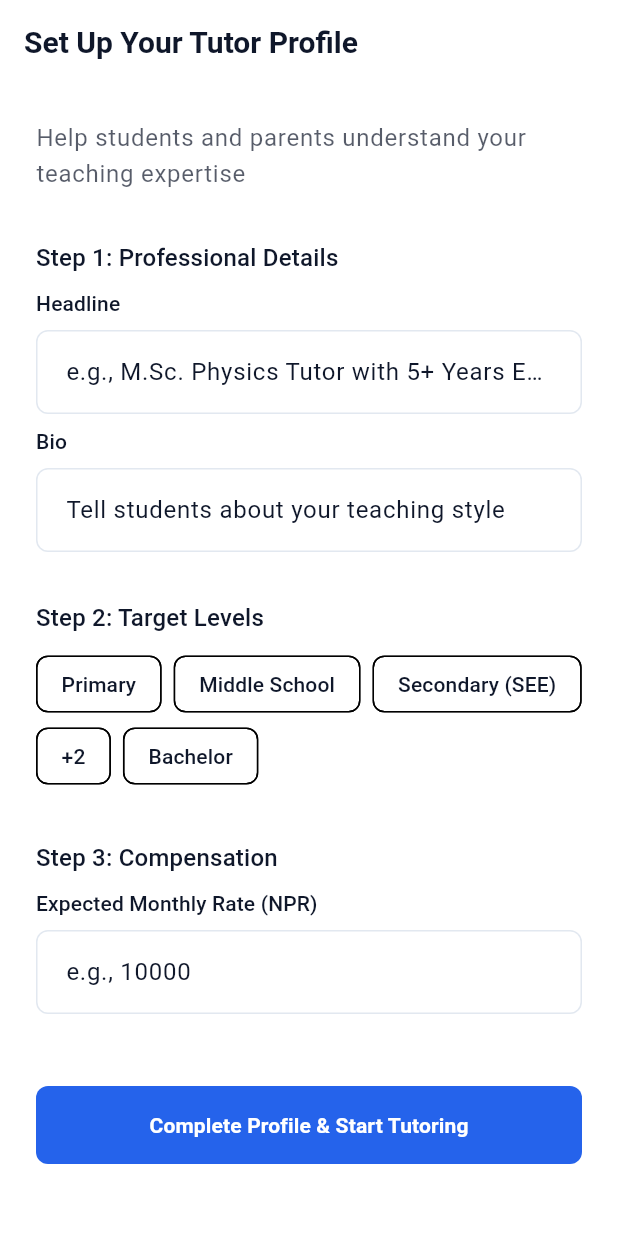
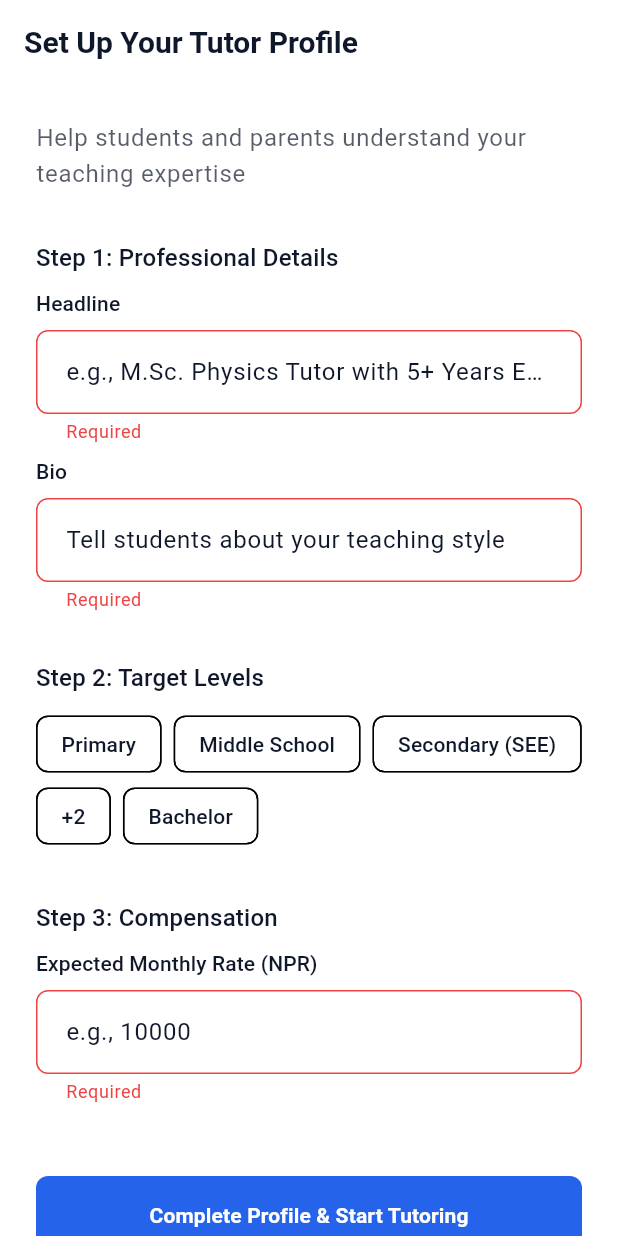
Before and after one commit to iiZenith/TutorMate, a Flutter app: the TutorOnboardingScreen screen opened by its route, after a tap on "Complete Profile & Start Tutoring", on a phone screen of 412 x 824 dp. Run offline on Flutter 3.47's test engine with Material 3 defaults, Android fonts, the phone set to English and light mode, and no system bars; our stand-ins replace cloud_firestore, file_picker, firebase_auth, firebase_core, firebase_storage, go_router; accounts and stored records are empty.

Commit message:
Validate tutor onboarding inputs

```diff
--- a/lib/features/onboarding/presentation/screens/tutor_onboarding_screen.dart
+++ b/lib/features/onboarding/presentation/screens/tutor_onboarding_screen.dart
@@ -12,6 +12,7 @@ class TutorOnboardingScreen extends StatefulWidget {
 }
 
 class _TutorOnboardingScreenState extends State<TutorOnboardingScreen> {
+  final _formKey = GlobalKey<FormState>();
   final _headlineController = TextEditingController();
   final _bioController = TextEditingController();
   final _rateController = TextEditingController();
@@ -19,8 +20,30 @@ class _TutorOnboardingScreenState extends State<TutorOnboardingScreen> {
   final Set<String> _selectedLevels = {};
 
   void _saveProfile() async {
+    if (!(_formKey.currentState?.validate() ?? false)) return;
+    if (_selectedLevels.isEmpty) {
+      ScaffoldMessenger.of(context).showSnackBar(const SnackBar(content: Text('Please select at least one teaching level')));
+      return;
+    }
+
     final authProvider = AuthProviderInherited.of(context);
-    await authProvider.completeOnboarding();
+
+    final int? rate = int.tryParse(_rateController.text.trim());
+    if (rate == null || rate <= 0) {
+      ScaffoldMessenger.of(context).showSnackBar(const SnackBar(content: Text('Please enter a valid monthly rate')));
+      return;
+    }
+
+    await authProvider.updateTutorProfile(
+      headline: _headlineController.text.trim(),
+      bio: _bioController.text.trim(),
+      teachingLevels: _selectedLevels.toList(),
+      expectedMonthlyRate: rate,
+    );
+
+    if (mounted && authProvider.errorMessage == null) {
+      await authProvider.completeOnboarding();
+    }
   }
 
   @override
@@ -33,9 +56,11 @@ class _TutorOnboardingScreenState extends State<TutorOnboardingScreen> {
       body: SafeArea(
         child: SingleChildScrollView(
           padding: const EdgeInsets.all(AppSpacing.lg),
-          child: Column(
-            crossAxisAlignment: CrossAxisAlignment.start,
-            children: [
+          child: Form(
+            key: _formKey,
+            child: Column(
+              crossAxisAlignment: CrossAxisAlignment.start,
+              children: [
               Text(
                 'Help students and parents understand your teaching expertise',
                 style: theme.textTheme.bodyLarge?.copyWith(
@@ -50,12 +75,14 @@ class _TutorOnboardingScreenState extends State<TutorOnboardingScreen> {
                 label: 'Headline',
                 hint: 'e.g., M.Sc. Physics Tutor with 5+ Years Exp',
                 controller: _headlineController,
+                validator: (v) => v == null || v.isEmpty ? 'Required' : null,
               ),
               const SizedBox(height: AppSpacing.sm),
               AppTextField(
                 label: 'Bio',
                 hint: 'Tell students about your teaching style',
                 controller: _bioController,
+                validator: (v) => v == null || v.isEmpty ? 'Required' : null,
               ),
 
               const SizedBox(height: AppSpacing.xl),
@@ -88,6 +115,7 @@ class _TutorOnboardingScreenState extends State<TutorOnboardingScreen> {
                 hint: 'e.g., 10000',
                 keyboardType: TextInputType.number,
                 controller: _rateController,
+                validator: (v) => v == null || v.isEmpty ? 'Required' : null,
               ),
 
               const SizedBox(height: AppSpacing.xxl),
```
